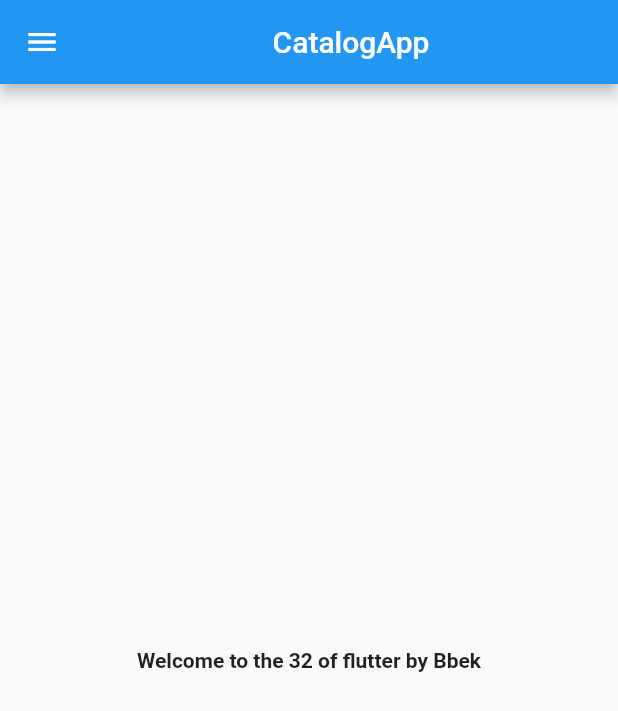
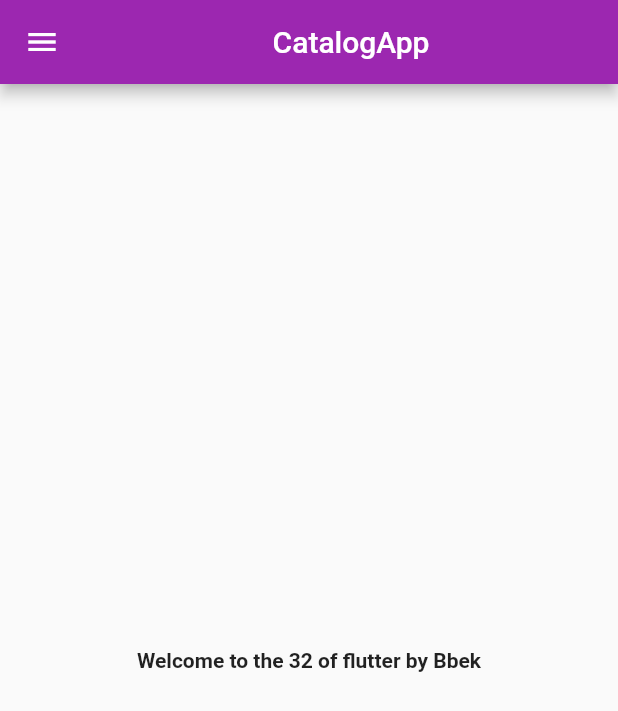
Before and after one commit to bibekparajul/flutterPractice, a Flutter app: the screen it shows after launch, on a phone screen of 412 x 824 dp. Shown: the top 711 px of the screen. Run offline on Flutter 3.47's test engine with Material 2 defaults, Android fonts, the phone set to English and light mode, and no system bars.

Commit message:
day 3 complete

```diff
--- a/lib/main.dart
+++ b/lib/main.dart
@@ -1,39 +1,34 @@
 import 'package:flutter/material.dart';
+import 'package:flutter_catalog/pages/loginpage.dart';
 
-import 'homepage.dart';
+import 'pages/homepage.dart';
+
+//ignore_for_file:prefer_const_constructors
 
 void main() {
   runApp(MyApp());
 }
 
 class MyApp extends StatelessWidget {
-
   @override
   Widget build(BuildContext context) {
     return MaterialApp(
       debugShowCheckedModeBanner: false,
-      title: "My first App",
-      home: HomePage()
+      // home: HomePage(),
+      themeMode: ThemeMode.light,
+      theme: ThemeData(primarySwatch: Colors.purple),
+      darkTheme: ThemeData(
+        brightness: Brightness.dark,
+
+      ),
+      initialRoute: "/home",
+      //for moving from the pages to pages
+      routes: {
+        "/":(context) => LoginPage(),
+        "/home":(context) => HomePage(),
+        "/login":(context) => LoginPage()
+      },
+
     );
   }
 }
-
-// class MyHome extends StatefulWidget {
-//   const MyHome({super.key});
-
-//   @override
-//   State<MyHome> createState() => _MyHomeState();
-// }
-
-// class _MyHomeState extends State<MyHome> {
-//   @override
-//   Widget build(BuildContext context) {
-//     return Scaffold(
-//       appBar: AppBar(
-//         title: Text("MyApp"),
-
-//       ),
-//       body:Text("Welcome to my first app by flutter"),
-//     );
-//   }
-// }
```
Also changed, not shown: lib/pages/homepage.dart (renamed from lib/homepage.dart, +4 -3 lines), lib/pages/loginpage.dart (added, +19 -0 lines).
